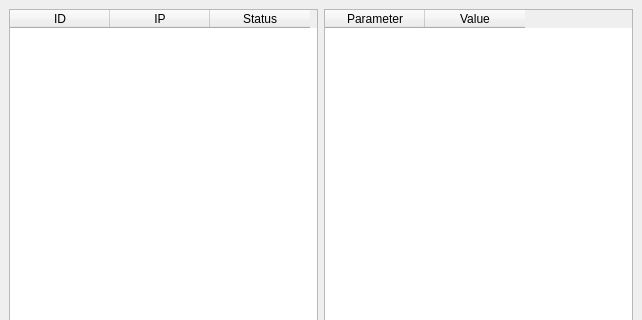
Before: the Qt Designer form main_window.ui in 0umka/qt6-tcp-server, drawn with Qt 5; both pictures show x 0 to 642 and y 0 to 320 of the 642 by 541 pixel window.
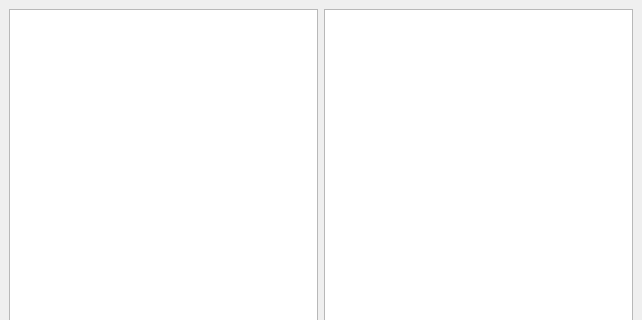
After: the same form once the commit is applied.

Commit message: added proxies with QAbstractTableModel for tables

What changed in the file:
```diff
--- a/main_window.ui
+++ b/main_window.ui
@@ -20,43 +20,10 @@
       <item row="0" column="0">
        <layout class="QHBoxLayout" name="horizontalLayout">
         <item>
-         <widget class="QTableWidget" name="tableWidget">
-          <property name="maximumSize">
-           <size>
-            <width>391</width>
-            <height>16777215</height>
-           </size>
-          </property>
-          <column>
-           <property name="text">
-            <string>ID</string>
-           </property>
-          </column>
-          <column>
-           <property name="text">
-            <string>IP</string>
-           </property>
-          </column>
-          <column>
-           <property name="text">
-            <string>Status</string>
-           </property>
-          </column>
-         </widget>
+         <widget class="QTableView" name="connectionsView"/>
         </item>
         <item>
-         <widget class="QTableWidget" name="tableWidget_2">
-          <column>
-           <property name="text">
-            <string>Parameter</string>
-           </property>
-          </column>
-          <column>
-           <property name="text">
-            <string>Value</string>
-           </property>
-          </column>
-         </widget>
+         <widget class="QTableView" name="dataView"/>
         </item>
        </layout>
       </item>
```
The commit also changes 13 other files.
